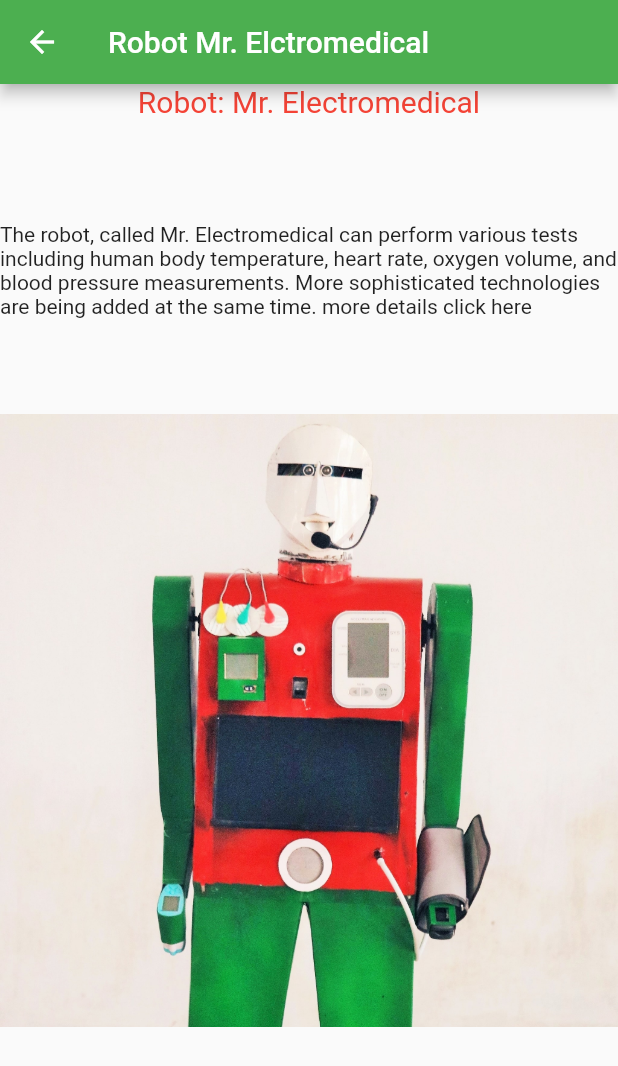
After one commit to ranaahammed165200/bbpi_college, a Flutter app: the InnovationVeiw screen opened by its route, after a tap on "Robort Mr.Electromedical", on a phone screen of 412 x 824 dp. The commit adds this screen. Shown: the top 1066 px of the screen. Run offline on Flutter 3.47's test engine with Material 2 defaults, Android fonts, the phone set to English and light mode, and no system bars; missing offline and left inert: dart:html, dart:js.

Commit message:
28-1-22
28

```diff
--- a/lib/config/app_constant.dart
+++ b/lib/config/app_constant.dart
@@ -1,3 +1,4 @@
+import 'package:bbpi_college/models/innovation_idea_submit.dart';
 import 'package:bbpi_college/screen/mujibview.dart';
 import 'package:bbpi_college/screen/web_link_veiw.dart';
 
@@ -11,5 +12,8 @@ class Appconstant {
   static const jobcellveiw = '/Jobcellveiw';
   static const WebLinkView = '/Weblinkview';
   static const teacher_view = '/Teacherview';
-  static const focal_view='focalview';
+  static const focal_view='/focalview';
+  static const Innovation='/innovation';
+  static const innovationrobort='/innovationro';
+  static const innovationveiw='/innovationveiw';
 }
--- a/lib/config/routis.dart
+++ b/lib/config/routis.dart
@@ -2,10 +2,13 @@ import 'dart:js';
 
 import 'package:bbpi_college/config/app_constant.dart';
 import 'package:bbpi_college/models/about.dart';
+import 'package:bbpi_college/models/innovation_idea_submit.dart';
+import 'package:bbpi_college/models/innovation_robort.dart';
 import 'package:bbpi_college/screen/administration_view.dart';
 import 'package:bbpi_college/screen/focalveiw.dart';
 import 'package:bbpi_college/screen/gallry_view.dart';
 import 'package:bbpi_college/screen/homepage.dart';
+import 'package:bbpi_college/screen/innovationveiw.dart';
 import 'package:bbpi_college/screen/jobcellveiw.dart';
 import 'package:bbpi_college/screen/mujibview.dart';
 import 'package:bbpi_college/screen/technology_view.dart';
@@ -27,5 +30,8 @@ class Approutes {
     Appconstant.WebLinkView: (context) => WebLinkView(),
     Appconstant.teacher_view: (context) => TeacherView(),
     Appconstant.focal_view:(context)=>FocalVeiw(),
+    Appconstant.Innovation:(context)=>Innovation(),
+    Appconstant.innovationrobort:(context)=>InnovationRobort(),
+    Appconstant.innovationveiw:(context)=>InnovationVeiw(),
   };
 }
--- /dev/null
+++ b/lib/models/innovation_robort.dart
@@ -0,0 +1,26 @@
+import 'dart:html';
+
+import 'package:flutter/material.dart';
+
+class InnovationRobort extends StatelessWidget {
+  const InnovationRobort({ Key? key }) : super(key: key);
+
+  @override
+  Widget build(BuildContext context) {
+    return Scaffold(appBar: AppBar(title:Text('Robot Mr. Elctromedical'),),
+    body:SingleChildScrollView(
+        child: Column(
+          children: [
+            Text('Robot: Mr. Electromedical\n\n\n',style: TextStyle(color: Colors.red,fontSize: 20.0),),
+            Text('The robot, called Mr. Electromedical can perform various tests including human body temperature, heart rate, oxygen volume, and blood pressure measurements. More sophisticated technologies are being added at the same time. more details click here\n\n\n\n'),
+            Image.asset('asset/image/robortpic.jpg'),
+
+
+
+          ]))
+    );
+
+
+
+  }
+}
--- a/lib/screen/homepage.dart
+++ b/lib/screen/homepage.dart
@@ -188,7 +188,9 @@ class HomePage extends StatelessWidget {
                           name: 'INNOVATION CORNER',
                           color: Colors.lightGreen,
                           image: 'asset/image/innovation.png',
-                          onTab: () {},
+                          onTab: () {
+                            Navigator.pushNamed(context, Appconstant.innovationveiw);
+                          },
                         ),
                       ),
                       Expanded(
--- /dev/null
+++ b/lib/screen/innovationveiw.dart
@@ -0,0 +1,34 @@
+import 'package:bbpi_college/config/app_constant.dart';
+import 'package:flutter/material.dart';
+
+class InnovationVeiw extends StatelessWidget {
+  const InnovationVeiw({ Key? key }) : super(key: key);
+
+  @override
+  Widget build(BuildContext context) {
+    return Scaffold(appBar: AppBar(title: Text('INNOVATION CORNER'),),
+    body:Padding(
+      padding: const EdgeInsets.all(20.0),
+      child: Container(
+
+        height: 100.0,
+
+        child: Column(children: [
+          ElevatedButton(onPressed: () {
+            Navigator.pushNamed(context, Appconstant.Innovation );
+
+          }, child: Text('Innovation Idea Submit')),
+          SizedBox(height: 10.0,),
+          ElevatedButton(onPressed: () {
+            Navigator.pushNamed(context, Appconstant.innovationrobort);
+
+          }, child:Text('Robort Mr.Electromedical'))
+
+
+
+        ],),
+      ),
+    )
+    );
+  }
+}
```
Also changed, not shown: lib/models/innovation_idea_submit.dart (added, +15 -0 lines), asset/image/robort.jpg (deleted), asset/image/robortpic.jpg (added).
